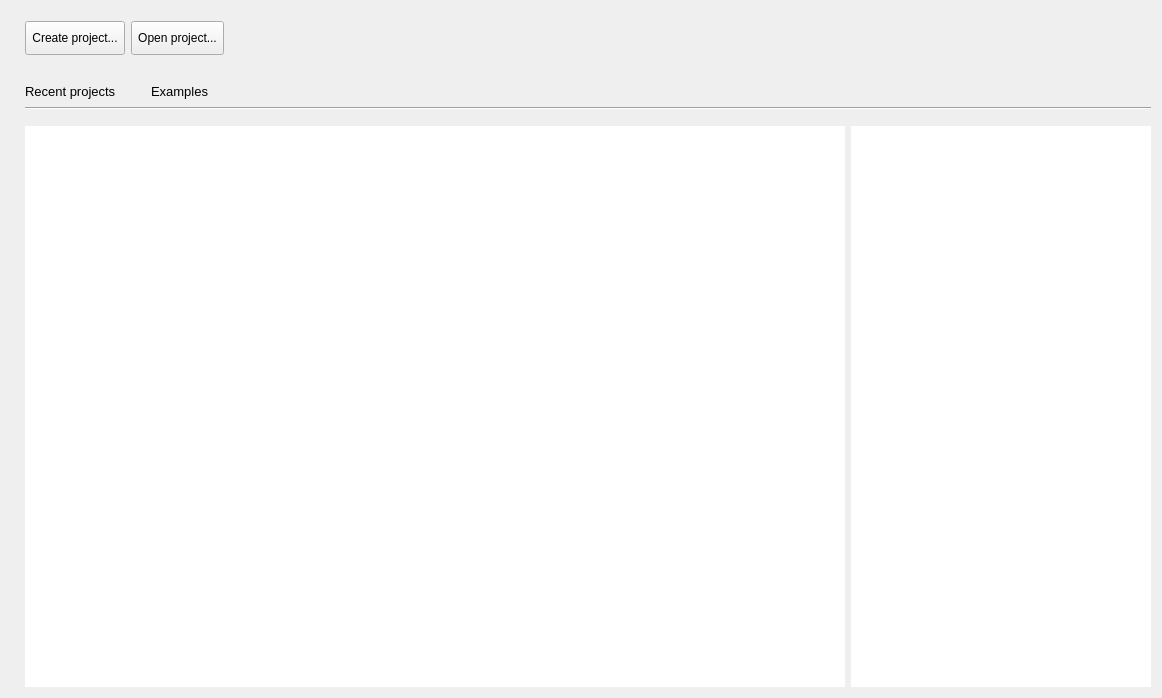
Old version of the form SIM-VICUS/src/SVWelcomeScreen.ui in the repository ghorwin/SIM-VICUS.
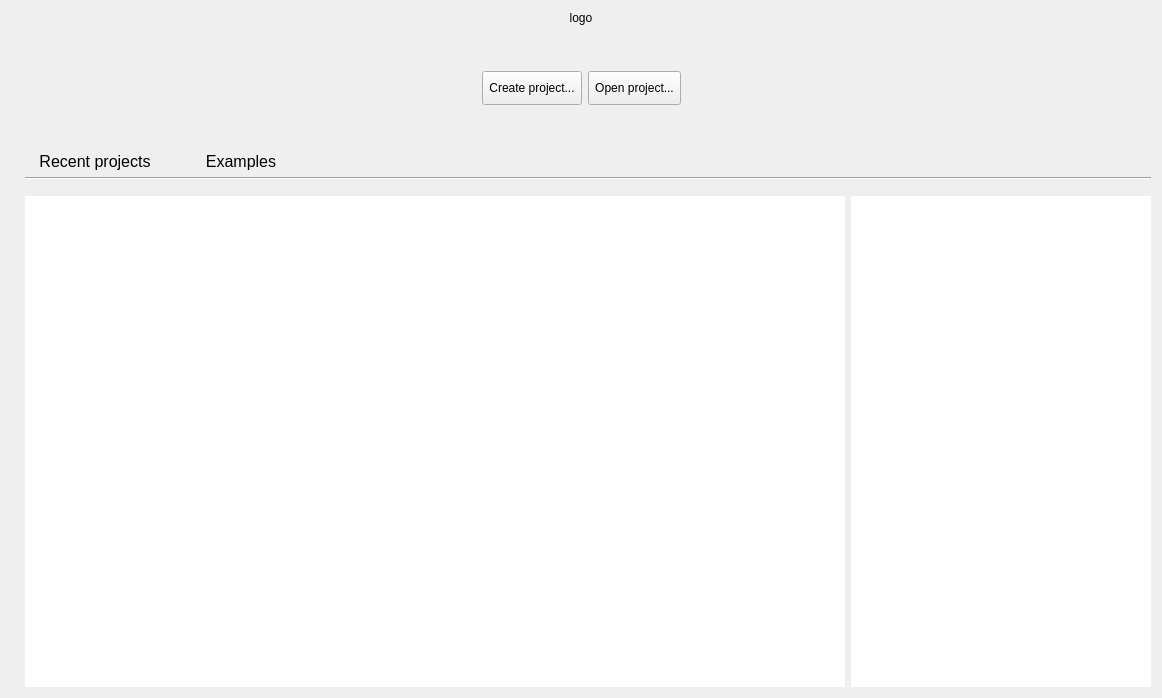
New version of the form. Icons and pictures are not drawn. Custom widgets are drawn as their Qt base class.

Commit message: rework welcome screen

The edit to the form file:
```diff
--- a/SIM-VICUS/src/SVWelcomeScreen.ui
+++ b/SIM-VICUS/src/SVWelcomeScreen.ui
@@ -25,7 +25,17 @@
   </property>
   <layout class="QVBoxLayout" name="verticalLayout">
    <item>
-    <spacer name="verticalSpacer_2">
+    <widget class="QLabel" name="labelLogo">
+     <property name="text">
+      <string>logo</string>
+     </property>
+     <property name="alignment">
+      <set>Qt::AlignCenter</set>
+     </property>
+    </widget>
+   </item>
+   <item>
+    <spacer name="verticalSpacer_4">
      <property name="orientation">
       <enum>Qt::Vertical</enum>
      </property>
@@ -35,7 +45,7 @@
      <property name="sizeHint" stdset="0">
       <size>
        <width>20</width>
-       <height>10</height>
+       <height>40</height>
       </size>
      </property>
     </spacer>
@@ -48,7 +58,7 @@
         <enum>Qt::Horizontal</enum>
        </property>
        <property name="sizeType">
-        <enum>QSizePolicy::Fixed</enum>
+        <enum>QSizePolicy::Expanding</enum>
        </property>
        <property name="sizeHint" stdset="0">
         <size>
@@ -136,7 +146,7 @@
      <property name="sizeHint" stdset="0">
       <size>
        <width>20</width>
-       <height>20</height>
+       <height>40</height>
       </size>
      </property>
     </spacer>
@@ -161,61 +171,83 @@
        <item>
         <widget class="QtExt::ClickableLabel" name="labelRecent">
          <property name="sizePolicy">
-          <sizepolicy hsizetype="Maximum" vsizetype="Preferred">
+          <sizepolicy hsizetype="Fixed" vsizetype="Preferred">
            <horstretch>0</horstretch>
            <verstretch>0</verstretch>
           </sizepolicy>
          </property>
          <property name="minimumSize">
           <size>
-           <width>120</width>
+           <width>140</width>
            <height>0</height>
           </size>
          </property>
          <property name="maximumSize">
           <size>
-           <width>120</width>
+           <width>140</width>
            <height>16777215</height>
           </size>
          </property>
          <property name="font">
           <font>
-           <pointsize>10</pointsize>
+           <pointsize>12</pointsize>
           </font>
          </property>
          <property name="text">
           <string>Recent projects</string>
          </property>
+         <property name="alignment">
+          <set>Qt::AlignCenter</set>
+         </property>
         </widget>
        </item>
+       <item>
+        <spacer name="horizontalSpacer_4">
+         <property name="orientation">
+          <enum>Qt::Horizontal</enum>
+         </property>
+         <property name="sizeType">
+          <enum>QSizePolicy::Maximum</enum>
+         </property>
+         <property name="sizeHint" stdset="0">
+          <size>
+           <width>20</width>
+           <height>20</height>
+          </size>
+         </property>
+        </spacer>
+       </item>
        <item>
         <widget class="QtExt::ClickableLabel" name="labelExample">
          <property name="sizePolicy">
-          <sizepolicy hsizetype="Maximum" vsizetype="Preferred">
+          <sizepolicy hsizetype="Fixed" vsizetype="Preferred">
            <horstretch>0</horstretch>
            <verstretch>0</verstretch>
           </sizepolicy>
          </property>
          <property name="minimumSize">
           <size>
-           <width>120</width>
+           <width>100</width>
            <height>0</height>
           </size>
          </property>
          <property name="maximumSize">
           <size>
-           <width>120</width>
+           <width>100</width>
            <height>16777215</height>
           </size>
          </property>
          <property name="font">
           <font>
-           <pointsize>10</pointsize>
+           <pointsize>12</pointsize>
           </font>
          </property>
          <property name="text">
           <string>Examples</string>
          </property>
+         <property name="alignment">
+          <set>Qt::AlignCenter</set>
+         </property>
         </widget>
        </item>
        <item>
```
Left out of the diff: 8 changed lines with no effect on the pictures. The commit also changes 4 other files.
